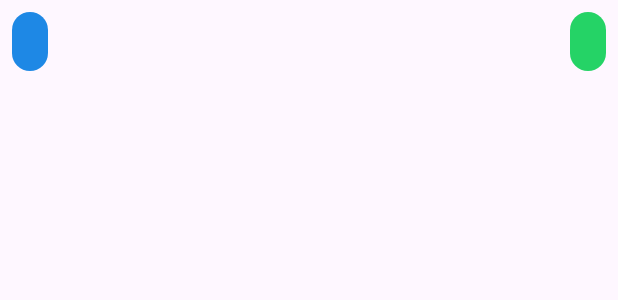
After one commit to Ivanpelu7/firebase-chat-app, an Android app: the layout message_item.xml on its own in the app's theme, with its tools: preview values and no code run, on a phone screen of 412 x 824 dp. The commit adds this screen. Shown: the top 300 px of the screen. Run offline under Robolectric (Android 15) with nearby library versions, the light colour scheme and no system bars.

Commit message:
it works!

```diff
--- a/app/src/main/AndroidManifest.xml
+++ b/app/src/main/AndroidManifest.xml
@@ -14,7 +14,8 @@
         tools:targetApi="31">
         <activity
             android:name=".ChatRoomActivity"
-            android:exported="false" />
+            android:exported="false"
+            android:windowSoftInputMode="adjustResize"/>
         <activity
             android:name=".SearchUsersActivity"
             android:exported="false" />
--- a/app/src/main/java/com/example/mychatfirebase/Chat.kt
+++ b/app/src/main/java/com/example/mychatfirebase/Chat.kt
@@ -3,9 +3,10 @@ package com.example.mychatfirebase
 import com.google.firebase.Timestamp
 data class Chat(
     val idChat: String = "",
-    val usersId: ArrayList<String>? = null,
+    val usersId: List<String>? = null,
     val nombreMiembro1: String = "",
     val nombreMiembro2: String = "",
     var lastMessageTimestamp: Timestamp? = null,
     var lastMessageSenderId: String = "",
+    var lastMessage: String = ""
 )
--- a/app/src/main/java/com/example/mychatfirebase/FirebaseUtil.kt
+++ b/app/src/main/java/com/example/mychatfirebase/FirebaseUtil.kt
@@ -1,5 +1,6 @@
 package com.example.mychatfirebase
 
+import com.google.firebase.Timestamp
 import com.google.firebase.auth.FirebaseAuth
 import com.google.firebase.auth.FirebaseUser
 import com.google.firebase.auth.ktx.auth
@@ -7,6 +8,7 @@ import com.google.firebase.firestore.CollectionReference
 import com.google.firebase.firestore.DocumentReference
 import com.google.firebase.firestore.ktx.firestore
 import com.google.firebase.ktx.Firebase
+import java.text.SimpleDateFormat
 
 object FirebaseUtil {
 
@@ -33,4 +35,8 @@ object FirebaseUtil {
     fun getOneChatRef(): DocumentReference {
         return Firebase.firestore.collection("chats").document()
     }
+
+    fun timestampToString(timestamp: Timestamp): String {
+        return SimpleDateFormat("HH:MM").format(timestamp.toDate())
+    }
 }
--- a/app/src/main/java/com/example/mychatfirebase/SplashScreen.kt
+++ b/app/src/main/java/com/example/mychatfirebase/SplashScreen.kt
@@ -4,6 +4,7 @@ import android.content.Intent
 import androidx.appcompat.app.AppCompatActivity
 import android.os.Bundle
 import android.util.Log
+import androidx.appcompat.app.AppCompatDelegate
 import com.google.firebase.auth.ktx.auth
 import com.google.firebase.ktx.Firebase
 
@@ -12,6 +13,9 @@ class SplashScreen : AppCompatActivity() {
     override fun onCreate(savedInstanceState: Bundle?) {
         super.onCreate(savedInstanceState)
         setContentView(R.layout.activity_splash_screen)
+        // En la aplicación
+        AppCompatDelegate.setDefaultNightMode(AppCompatDelegate.MODE_NIGHT_NO)
+
     }
 
     private fun comprobarSesion() {
--- /dev/null
+++ b/app/src/main/res/drawable/edit_text_rounded.xml
@@ -0,0 +1,5 @@
+<?xml version="1.0" encoding="utf-8"?>
+<shape xmlns:android="http://schemas.android.com/apk/res/android">
+    <solid android:color="#FFFFFF" /> <!-- Fondo blanco -->
+    <corners android:radius="12dp" /> <!-- Bordes redondeados con radio de 12dp -->
+</shape>
--- /dev/null
+++ b/app/src/main/res/drawable/message_received.xml
@@ -0,0 +1,5 @@
+<?xml version="1.0" encoding="utf-8"?>
+<shape xmlns:android="http://schemas.android.com/apk/res/android">
+    <solid android:color="#1E88E5" /> <!-- Fondo blanco -->
+    <corners android:radius="500dp" /> <!-- Bordes redondeados con radio de 12dp -->
+</shape>
--- /dev/null
+++ b/app/src/main/res/drawable/message_sended.xml
@@ -0,0 +1,5 @@
+<?xml version="1.0" encoding="utf-8"?>
+<shape xmlns:android="http://schemas.android.com/apk/res/android">
+    <solid android:color="#25D366" /> <!-- Fondo blanco -->
+    <corners android:radius="500dp" /> <!-- Bordes redondeados con radio de 12dp -->
+</shape>
--- /dev/null
+++ b/app/src/main/res/layout/message_item.xml
@@ -0,0 +1,34 @@
+<?xml version="1.0" encoding="utf-8"?>
+<androidx.constraintlayout.widget.ConstraintLayout xmlns:android="http://schemas.android.com/apk/res/android"
+    xmlns:app="http://schemas.android.com/apk/res-auto"
+    android:layout_width="match_parent"
+    android:layout_height="wrap_content"
+    android:padding="8dp">
+
+    <TextView
+        android:id="@+id/messageReceived"
+        android:layout_width="wrap_content"
+        android:layout_height="wrap_content"
+        android:layout_marginEnd="80dp"
+        android:background="@drawable/message_received"
+        android:paddingHorizontal="12dp"
+        android:paddingVertical="10dp"
+        android:textColor="@color/white"
+        android:textSize="14sp"
+        app:layout_constraintStart_toStartOf="parent"
+        app:layout_constraintTop_toTopOf="parent" />
+
+    <TextView
+        android:id="@+id/messageSended"
+        android:layout_width="wrap_content"
+        android:layout_height="wrap_content"
+        android:layout_marginStart="80dp"
+        android:background="@drawable/message_sended"
+        android:paddingHorizontal="12dp"
+        android:paddingVertical="10dp"
+        android:textColor="@color/white"
+        android:textSize="14sp"
+        app:layout_constraintEnd_toEndOf="parent"
+        app:layout_constraintTop_toTopOf="parent" />
+
+</androidx.constraintlayout.widget.ConstraintLayout>
--- a/app/src/main/res/values/colors.xml
+++ b/app/src/main/res/values/colors.xml
@@ -5,5 +5,8 @@
     <color name="primary">#075E54</color>
     <color name="secondary">#128C7E</color>
     <color name="tertiary">#25D366</color>
+    <color name="message_sended">#1E88E5</color>
+    <color name="message_received">#7CB342</color>
+
 
 </resources>
```
Also changed, not shown: app/src/main/java/com/example/mychatfirebase/ChatAdapter.kt (+10 -0 lines), app/src/main/java/com/example/mychatfirebase/ChatRoomActivity.kt (+42 -24 lines), app/src/main/java/com/example/mychatfirebase/MainActivity.kt (+1 -8 lines), app/src/main/java/com/example/mychatfirebase/MessagesAdapter.kt (added, +44 -0 lines), app/src/main/res/layout/activity_chat_room.xml (+31 -16 lines), app/src/main/res/layout/chat_item.xml (+31 -9 lines), app/src/main/res/drawable/send.png (added).
